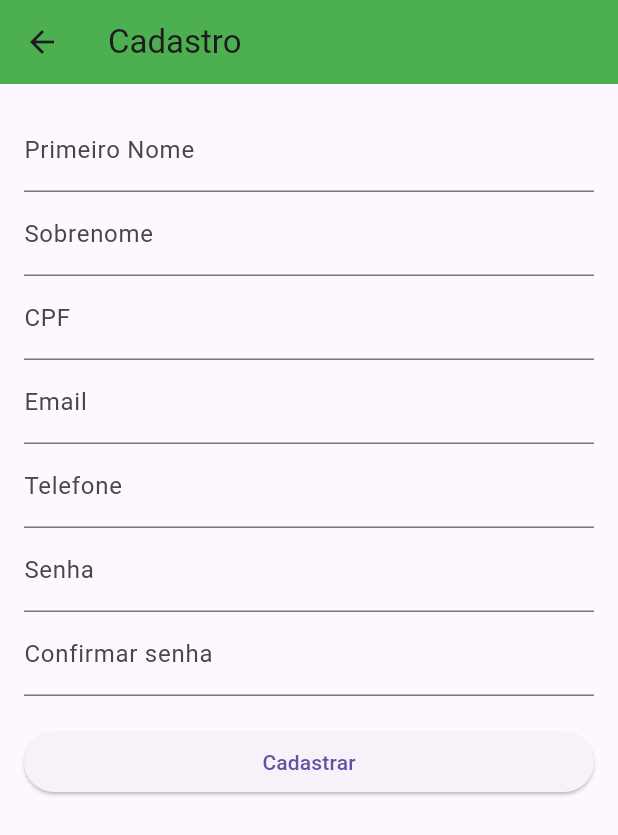
After one commit to gerlandoprado/OST, a Flutter app: the screen it shows after launch, after a tap on "Cadastrar", on a phone screen of 412 x 824 dp. The commit adds this screen. Shown: the top 835 px of the screen. Run offline on Flutter 3.47's test engine with Material 3 defaults, Android fonts, the phone set to English and light mode, and no system bars; our stand-ins replace cloud_firestore, firebase_auth, firebase_core, flutter_masked_text2, google_sign_in; accounts and stored records are empty; network calls fail.

Commit message:
Sistema de autenticação completo concluido

```diff
--- /dev/null
+++ b/lib/cadastro.dart
@@ -0,0 +1,180 @@
+import 'package:flutter/material.dart';
+import 'package:flutter_masked_text2/flutter_masked_text2.dart';
+import 'package:ost/services/authentication_service.dart';
+import 'package:ost/services/user_data_service.dart';
+import 'resp-inicio.dart';
+
+class RegisterScreen extends StatefulWidget {
+  const RegisterScreen({super.key});
+
+  @override
+  RegisterScreenState createState() => RegisterScreenState();
+}
+
+class RegisterScreenState extends State<RegisterScreen> {
+  final _formKey = GlobalKey<FormState>();
+  final _nameController = TextEditingController();
+  final _lastNameController = TextEditingController();
+  final _cpfController = MaskedTextController(mask: '000.000.000-00');
+  final _emailController = TextEditingController();
+  final _phoneController = MaskedTextController(mask: '(00) 0 0000-0000');
+  final _passwordController = TextEditingController();
+  final _confirmPasswordController = TextEditingController();
+
+  @override
+  Widget build(BuildContext context) {
+    AuthenticationService auth = AuthenticationService();
+    UserDataService userDataService = UserDataService();
+
+    return Scaffold(
+      appBar: AppBar(
+        title: const Text('Cadastro'),
+      ),
+      body: Form(
+        key: _formKey,
+        child: ListView(
+          padding: const EdgeInsets.all(16.0),
+          children: <Widget>[
+            TextFormField(
+              controller: _nameController,
+              decoration: const InputDecoration(
+                labelText: 'Primeiro Nome',
+              ),
+              validator: (value) {
+                if (value == null || value.isEmpty) {
+                  return 'Por favor, insira seu nome completo';
+                }
+                return null;
+              },
+            ),
+            TextFormField(
+              controller: _lastNameController,
+              decoration: const InputDecoration(
+                labelText: 'Sobrenome',
+              ),
+              validator: (value) {
+                if (value == null || value.isEmpty) {
+                  return 'Por favor, insira seu nome completo';
+                }
+                return null;
+              },
+            ),
+            TextFormField(
+              controller: _cpfController,
+              decoration: const InputDecoration(
+                labelText: 'CPF',
+              ),
+              validator: (value) {
+                if (value == null || value.isEmpty) {
+                  return 'Por favor, insira seu nome completo';
+                }
+                return null;
+              },
+            ),
+            TextFormField(
+              controller: _emailController,
+              decoration: const InputDecoration(
+                labelText: 'Email',
+              ),
+              keyboardType: TextInputType.emailAddress,
+              validator: (value) {
+                if (value == null || value.isEmpty || !value.contains('@')) {
+                  return 'Por favor, insira um email válido';
+                }
+                return null;
+              },
+            ),
+            TextFormField(
+              controller: _phoneController,
+              decoration: const InputDecoration(
+                labelText: 'Telefone',
+              ),
+              keyboardType: TextInputType.phone,
+              validator: (value) {
+                if (value == null || value.isEmpty || value.length < 15) {
+                  return 'Por favor, insira um telefone válido';
+                }
+                return null;
+              },
+            ),
+            TextFormField(
+              controller: _passwordController,
+              decoration: const InputDecoration(
+                labelText: 'Senha',
+              ),
+              obscureText: true,
+              validator: (value) {
+                if (value == null ||
+                    value.isEmpty ||
+                    !RegExp(r'^(?=.*[A-Za-z])(?=.*\d)[A-Za-z\d]{8,}$')
+                        .hasMatch(value)) {
+                  return 'A senha deve conter letras e números';
+                }
+                return null;
+              },
+            ),
+            TextFormField(
+              controller: _confirmPasswordController,
+              decoration: const InputDecoration(
+                labelText: 'Confirmar senha',
+              ),
+              obscureText: true,
+              validator: (value) {
+                if (value != _passwordController.text) {
+                  return 'As senhas não coincidem';
+                }
+                return null;
+              },
+            ),
+            const SizedBox(height: 20),
+            ElevatedButton(
+              onPressed: () async {
+                String nome = _nameController.text;
+                String sobrenome = _lastNameController.text;
+                String cpf = _cpfController.text;
+                String email = _emailController.text;
+                String telefone = _phoneController.text;
+                String senha = _passwordController.text;
+
+                if (_formKey.currentState!.validate()) {
+                  // Codigo para backend aqui
+                  var _status =
+                      await auth.createUser(email: email, password: senha);
+                  ScaffoldMessenger.of(context).showSnackBar(
+                    SnackBar(content: Text('firebase status: $_status')),
+                  );
+
+                  _status =
+                      await auth.userSignIn(email: email, password: senha);
+                  if (_status == AuthStatus.successful) {
+                    String userUID = auth.currentUser!.uid;
+                    await userDataService.setCurrentUserPersonalData(
+                        uid: userUID,
+                        primeiroNome: nome,
+                        sobrenome: sobrenome,
+                        cpf: cpf,
+                        phoneNumber: telefone,
+                        avatarURL: "./qualquerCoisaSoUmTeste.png",
+                        role: "responsavel");
+                  } else {
+                    String errorMsg =
+                        AuthenticationExceptionHandler.generateErrorMessage(
+                            _status);
+                    ScaffoldMessenger.of(context).showSnackBar(
+                      SnackBar(content: Text('errorMsg: $errorMsg')),
+                    );
+                  }
+                  Navigator.push(
+                    context,
+                    MaterialPageRoute(builder: (context) => HomeScreen()),
+                  );
+                }
+              },
+              child: const Text('Cadastrar'),
+            ),
+          ],
+        ),
+      ),
+    );
+  }
+}
--- a/lib/main.dart
+++ b/lib/main.dart
@@ -1,4 +1,6 @@
 import 'package:flutter/material.dart';
+import 'package:ost/services/authentication_service.dart';
+import 'cadastro.dart';
 import 'resp-inicio.dart';
 import 'package:firebase_core/firebase_core.dart';
 import 'firebase_options.dart';
@@ -33,17 +35,47 @@ class LoginScreen extends StatefulWidget {
   const LoginScreen({super.key});
 
   @override
-  _LoginScreenState createState() => _LoginScreenState();
+  LoginScreenState createState() => LoginScreenState();
 }
 
-class _LoginScreenState extends State<LoginScreen> {
+class LoginScreenState extends State<LoginScreen> {
   bool isLoading = false;
+
+  final _emailController = TextEditingController();
+  final _passwordController = TextEditingController();
+
+  @override
+  void initState() {
+    super.initState();
+    verificarSessao();
+  }
+
+  Future<void> verificarSessao() async {
+    AuthenticationService auth = AuthenticationService();
+    bool sessaoAtiva = await auth.estaLogado();
+
+    if (sessaoAtiva) {
+      Navigator.pushReplacement(
+        context,
+        MaterialPageRoute(builder: (context) => HomeScreen()),
+      );
+    }
+  }
 
   @override
   Widget build(BuildContext context) {
+    AuthenticationService auth = AuthenticationService();
+    // UserDataService userDataService = UserDataService();
     return Scaffold(
       backgroundColor: Colors.green,
-      body: SafeArea(
+      body: Container(
+        decoration: const BoxDecoration(
+          image: DecorationImage(
+            image: AssetImage('assets/img-login.jpg'),
+            fit: BoxFit.cover,
+          ),
+        ),
+        child: SafeArea(
           child: Center(
             child: SingleChildScrollView(
               padding: const EdgeInsets.symmetric(horizontal: 24.0),
@@ -56,6 +88,7 @@ class _LoginScreenState extends State<LoginScreen> {
                   ),
                   const SizedBox(height: 20.0),
                   TextField(
+                    controller: _emailController,
                     decoration: InputDecoration(
                       filled: true,
                       fillColor: Colors.white,
@@ -68,6 +101,7 @@ class _LoginScreenState extends State<LoginScreen> {
                   ),
                   const SizedBox(height: 16.0),
                   TextField(
+                    controller: _passwordController,
                     obscureText: true,
                     decoration: InputDecoration(
                       filled: true,
@@ -82,32 +116,84 @@ class _LoginScreenState extends State<LoginScreen> {
                   const SizedBox(height: 24.0),
                   ElevatedButton(
                     style: ElevatedButton.styleFrom(
-                    primary: Colors.black,
+                      backgroundColor: Colors.black,
                       minimumSize: const Size(double.infinity, 50),
                       shape: RoundedRectangleBorder(
                         borderRadius: BorderRadius.circular(8.0),
                       ),
                     ),
-                  onPressed: isLoading
-                      ? null
-                      : () async {
-                          setState(() {
-                            isLoading = true;
-                          });
-
-                          await Future.delayed(const Duration(seconds: 3));
-
+                    onPressed: () async {
+                      String email = _emailController.text;
+                      String senha = _passwordController.text;
+                      final _status =
+                          await auth.userSignIn(email: email, password: senha);
+                      if (_status == AuthStatus.successful) {
+                        ScaffoldMessenger.of(context).showSnackBar(
+                          SnackBar(content: Text('firebase Msg: $_status')),
+                        );
+                        Navigator.push(
+                          context,
+                          MaterialPageRoute(builder: (context) => HomeScreen()),
+                        );
+                      } else {
+                        String errorMsg =
+                            AuthenticationExceptionHandler.generateErrorMessage(
+                                _status);
+                        ScaffoldMessenger.of(context).showSnackBar(
+                          SnackBar(content: Text('errorMsg: $errorMsg')),
+                        );
+                      }
+                    },
+                    child: const Text(
+                      'Entrar',
+                      style: TextStyle(
+                        color: Colors.white,
+                        fontSize: 18.0,
+                      ),
+                    ),
+                  ),
+                  const SizedBox(height: 16.0),
+                  OutlinedButton(
+                    style: OutlinedButton.styleFrom(
+                      side: const BorderSide(width: 2.0, color: Colors.black),
+                      minimumSize: const Size(double.infinity, 50),
+                      shape: RoundedRectangleBorder(
+                        borderRadius: BorderRadius.circular(8.0),
+                      ),
+                    ),
+                    onPressed: () async {
                       Navigator.push(
                         context,
                         MaterialPageRoute(
-                                builder: (context) => HomeScreen()),
+                            builder: (context) => const RegisterScreen()),
                       );
                     },
-                  child: const Text('Entrar'),
+                    child: const Text(
+                      'Cadastrar',
+                      style: TextStyle(
+                        color: Colors.black,
+                        fontSize: 18.0,
                       ),
+                    ),
+                  ),
+                  const SizedBox(height: 16.0), // Add spacing here
                   TextButton(
-                  onPressed: () {
+                    onPressed: () async {
                       // Implementar funcionalidade de esqueci minha senha
+                      String email = _emailController.text;
+                      final _status = auth.userResetPassword(email: email);
+                      if (_status == AuthStatus.successful) {
+                        ScaffoldMessenger.of(context).showSnackBar(
+                          SnackBar(content: Text('firebase Msg: $_status')),
+                        );
+                      } else {
+                        String errorMsg =
+                            AuthenticationExceptionHandler.generateErrorMessage(
+                                _status);
+                        ScaffoldMessenger.of(context).showSnackBar(
+                          SnackBar(content: Text('errorMsg: $errorMsg')),
+                        );
+                      }
                     },
                     child: const Text(
                       'Esqueceu sua senha?',
@@ -119,6 +205,7 @@ class _LoginScreenState extends State<LoginScreen> {
             ),
           ),
         ),
+      ),
     );
   }
 }
--- a/lib/models/aluno.dart
+++ b/lib/models/aluno.dart
@@ -3,26 +3,23 @@ import 'package:flutter/foundation.dart';
 @immutable
 class AlunoEntity {
   final String matricula;
-  final Map<String, String> name;
+  final Map<String, String> nome;
   final String avatarURL;
-  final String cpf;
   final String dataNascimento;
   final String turmaID;
 
   const AlunoEntity({
-    required this.name,
+    required this.nome,
     required this.avatarURL,
-    required this.cpf,
     required this.matricula,
     required this.dataNascimento,
     required this.turmaID,
   });
 
-  factory AlunoEntity.fromMap(Map<String, dynamic> map ) {
+  factory AlunoEntity.fromMap(Map<String, dynamic> map) {
     return AlunoEntity(
-      name: map['name'],
+      nome: map['nome'],
       avatarURL: map['avatarURL'],
-      cpf: map['cpf'],
       matricula: map['matricula'],
       dataNascimento: map['dataNascimento'],
       turmaID: map['turmaID'],
@@ -31,13 +28,11 @@ class AlunoEntity {
 
   Map<String, dynamic> toMap() {
     return {
-      'name': name,
+      'nome': nome,
       'avatarURL': avatarURL,
-      'cpf': cpf,
       'matricula': matricula,
       'dataNascimento': dataNascimento,
       'turmaID': turmaID,
     };
   }
-
 }
--- a/lib/models/user_data.dart
+++ b/lib/models/user_data.dart
@@ -2,56 +2,37 @@ import 'package:flutter/foundation.dart';
 
 @immutable
 class UserData {
-  final String uid;
-  final Map<String, String> name;
+  final Map<String, String> nome;
   final String avatarURL;
   final String cpf;
-  final String phoneNumber;
+  final String telefone;
   final String role;
 
   const UserData({
-    required this.uid,
-    required this.name,
+    required this.nome,
     required this.avatarURL,
     required this.cpf,
-    required this.phoneNumber,
+    required this.telefone,
     required this.role,
   });
 
-  factory UserData.fromMap(Map<String, dynamic> map ) {
+  factory UserData.fromMap(Map<String, dynamic> map) {
     return UserData(
-      uid: map['uid'],
-      name: map['name'],
+      nome: map['nome'],
       avatarURL: map['avatarURL'],
       cpf: map['cpf'],
-      phoneNumber: map['phoneNumber'],
+      telefone: map['telefone'],
       role: map['role'],
     );
   }
 
   Map<String, dynamic> toMap() {
     return {
-      'uid': uid,
-      'name': name,
+      'nome': nome,
       'avatarURL': avatarURL,
       'cpf': cpf,
-      'phoneNumber': phoneNumber,
+      'telefone': telefone,
       'role': role,
     };
   }
-
-  // @override
-  // String toString() => 'UserData(name: $name, avatarURL: $avatarURL,cpf: $cpf,phoneNumber: $phoneNumber)';
-
-  // @override
-  // bool operator ==(Object other) {
-  //   if(identical(this, other)) return true;
-
-  //   return other is UserData && other.name == name && other.avatarURL == avatarURL && other.cpf == cpf && other.phoneNumber == phoneNumber;
-  // }
-
-  // @override
-  // int get hashCode => name.hashCode ^ avatarURL.hashCode ^ cpf.hashCode ^ phoneNumber.hashCode;
-
-
 }
--- a/lib/perfil.dart
+++ b/lib/perfil.dart
@@ -1,4 +1,5 @@
 import 'package:flutter/material.dart';
+import 'package:ost/services/authentication_service.dart';
 import 'main.dart';
 
 class UserProfileButton extends StatelessWidget {
@@ -6,6 +7,7 @@ class UserProfileButton extends StatelessWidget {
 
   @override
   Widget build(BuildContext context) {
+    AuthenticationService auth = AuthenticationService();
     return GestureDetector(
       onTap: () {
         showModalBottomSheet(
@@ -23,7 +25,9 @@ class UserProfileButton extends StatelessWidget {
                   ),
                   TextButton(
                     child: const Text('Sair dessa sessão'),
-                    onPressed: () {
+                    onPressed: () async {
+                      //aqui
+                      await auth.userLogout();
                       Navigator.pop(context);
                       Navigator.push(
                         context,
--- a/lib/resp-notas.dart
+++ b/lib/resp-notas.dart
@@ -11,7 +11,7 @@ class NotasScreen extends StatelessWidget {
   // Função para gerar uma nota aleatória e retornar um widget DataCell
   DataCell generateNota() {
     final random = Random();
-    final nota = random.nextDouble() * 10;
+    final nota = random.nextDouble() * (10 - 5) + 4;
     return DataCell(
       Text(
         nota.toStringAsFixed(1),
--- a/lib/services/authentication_service.dart
+++ b/lib/services/authentication_service.dart
@@ -5,10 +5,12 @@ import 'package:ost/services/firebase_service.dart';
 class AuthenticationService {
   final FirebaseAuth _auth = FirebaseService().auth;
 
-  Future<AuthStatus> createUser({required String email, required String password}) async {
+  Future<AuthStatus> createUser(
+      {required String email, required String password}) async {
     AuthStatus _status;
     try {
-      await _auth.createUserWithEmailAndPassword(email: email, password: password);
+      await _auth.createUserWithEmailAndPassword(
+          email: email, password: password);
       _status = AuthStatus.successful;
     } on FirebaseAuthException catch (e) {
       _status = AuthenticationExceptionHandler.handleExecption(e);
@@ -16,22 +18,33 @@ class AuthenticationService {
     return _status;
   }
 
-  Future<AuthStatus> userSignIn({required String email, required String password}) async {
+  Future<AuthStatus> userSignIn(
+      {required String email, required String password}) async {
     AuthStatus _status;
     try {
       await _auth.signInWithEmailAndPassword(email: email, password: password);
       _status = AuthStatus.successful;
     } on FirebaseAuthException catch (e) {
       _status = AuthenticationExceptionHandler.handleExecption(e);
+      print(e.code);
     }
     return _status;
+  }
+
+  Future<bool> estaLogado() async {
+    if (_auth.currentUser != null) {
+      return true;
+    } else {
+      return false;
+    }
   }
 
   Future<AuthStatus> userSignInWithGoogle() async {
     AuthStatus _status;
     try {
       final GoogleSignInAccount? googleUser = await GoogleSignIn().signIn();
-      final GoogleSignInAuthentication? googleAuth = await googleUser?.authentication;
+      final GoogleSignInAuthentication? googleAuth =
+          await googleUser?.authentication;
       final credential = GoogleAuthProvider.credential(
         accessToken: googleAuth?.accessToken,
         idToken: googleAuth?.idToken,
@@ -51,14 +64,14 @@ class AuthenticationService {
   Future<AuthStatus> userResetPassword({required String email}) async {
     AuthStatus _status = AuthStatus.unknown;
     await _auth
-      .sendPasswordResetEmail(email: email)
-      .then((value) => _status = AuthStatus.successful)
-      .catchError((e) => _status = AuthenticationExceptionHandler.handleExecption(e));
+        .sendPasswordResetEmail(email: email)
+        .then((value) => _status = AuthStatus.successful)
+        .catchError(
+            (e) => _status = AuthenticationExceptionHandler.handleExecption(e));
     return _status;
   }
 
   User? get currentUser => _auth.currentUser;
-
 }
 
 enum AuthStatus {
@@ -66,6 +79,7 @@ enum AuthStatus {
   wrongPassword,
   emailAlreadyExists,
   invalidEmail,
+  invalidCredential,
   weakPassword,
   userNotFound,
   operationNotAllowed,
@@ -84,6 +98,9 @@ class AuthenticationExceptionHandler {
         break;
       case "invalid-email":
         _status = AuthStatus.invalidEmail;
+        break;
+      case "invalid-credential":
+        _status = AuthStatus.invalidCredential;
         break;
       case "wrong-password":
         _status = AuthStatus.wrongPassword;
@@ -107,6 +124,9 @@ class AuthenticationExceptionHandler {
       case AuthStatus.invalidEmail:
         errorMessage = "formato de email inválido";
         break;
+      case AuthStatus.invalidCredential:
+        errorMessage = "email ou senha incorretos";
+        break;
       case AuthStatus.weakPassword:
         errorMessage = "Sua senha deve ser de no mínimo 8 caractestatus";
         break;
--- a/lib/services/professor_service.dart
+++ b/lib/services/professor_service.dart
@@ -15,23 +15,23 @@ class ProfessorService {
     required String graduation,
   }) async {
     User? currentUser = _firebase.auth.currentUser;
-    if(currentUser != null) {
+    if (currentUser != null) {
       String userUID = currentUser.uid;
-      ProfessorEntity professor = ProfessorEntity(uid: userUID, graduation: graduation, accountAproved: false);
+      ProfessorEntity professor = ProfessorEntity(
+          uid: userUID, graduation: graduation, accountAproved: false);
       UserDataService().setCurrentUserPersonalData(
         uid: userUID,
-        firstName: firstName,
-        lastName: lastName,
+        primeiroNome: firstName,
+        sobrenome: lastName,
         cpf: cpf,
         phoneNumber: phoneNumber,
         avatarURL: avatarURL,
         role: "discente",
       );
-      await _firebase.db.collection("professores").doc(userUID).set(professor.toMap());
+      await _firebase.db
+          .collection("professores")
+          .doc(userUID)
+          .set(professor.toMap());
     }
   }
-
-
-
-
 }
--- a/lib/services/user_data_service.dart
+++ b/lib/services/user_data_service.dart
@@ -6,26 +6,42 @@ class UserDataService {
 
   Future<void> setCurrentUserPersonalData({
     required String uid,
-    required String firstName,
-    required String lastName,
+    required String primeiroNome,
+    required String sobrenome,
     required String cpf,
     required String phoneNumber,
     required String avatarURL,
     required String role,
   }) async {
     UserData userData = UserData(
-        uid: uid,
-        name: {
-          firstName: firstName,
-          lastName: lastName,
+      nome: {
+        "primeiro": primeiroNome,
+        "sobrenome": sobrenome,
       },
       cpf: cpf,
       avatarURL: avatarURL,
-        phoneNumber: phoneNumber,
+      telefone: phoneNumber,
       role: role,
     );
 
+    // final nome = {
+    //   "primeiro": primeiroNome,
+    //   "sobrenome": sobrenome,
+    // };
+
+    // var data = <String, dynamic>{
+    //   "avatarURL": avatarURL,
+    //   "cpf": cpf,
+    //   "nome": nome,
+    //   "role": role,
+    //   "telefone": phoneNumber,
+    // };
+
     // IMPORTANTE: usuarioDados é associado com um usuario autenticado, então devem ter o mesmo uid
-      await _firebase.db.collection("usuarioDados").doc(uid).set(userData.toMap());
+    await _firebase.db
+        .collection("usuarioDados")
+        .doc(uid)
+        .set(userData.toMap())
+        .onError((e, _) => print("Error writing document: $e"));
   }
 }
--- a/pubspec.yaml
+++ b/pubspec.yaml
@@ -28,6 +28,7 @@ environment:
 # the latest version available on pub.dev. To see which dependencies have newer
 # versions available, run `flutter pub outdated`.
 dependencies:
+  flutter_masked_text2: ^0.9.0
   mockito: ^5.0.0
   flutter:
     sdk: flutter
```
Also changed, not shown: lib/models/responsavel.dart (+5 -20 lines), lib/services/responsavel_aluno_service.dart (added, +103 -0 lines), assets/img-login.png (added), lib/dir-atribuicao-alunos.dart (added), pubspec.lock. Lines whose indentation alone changed are shown as unchanged.
